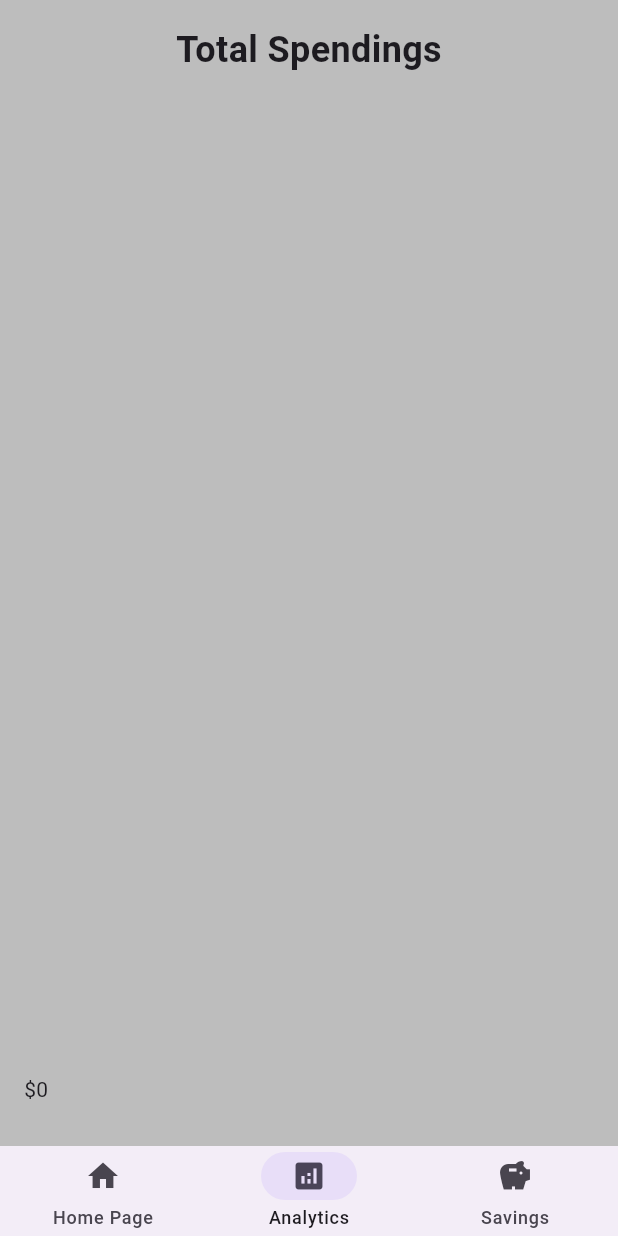
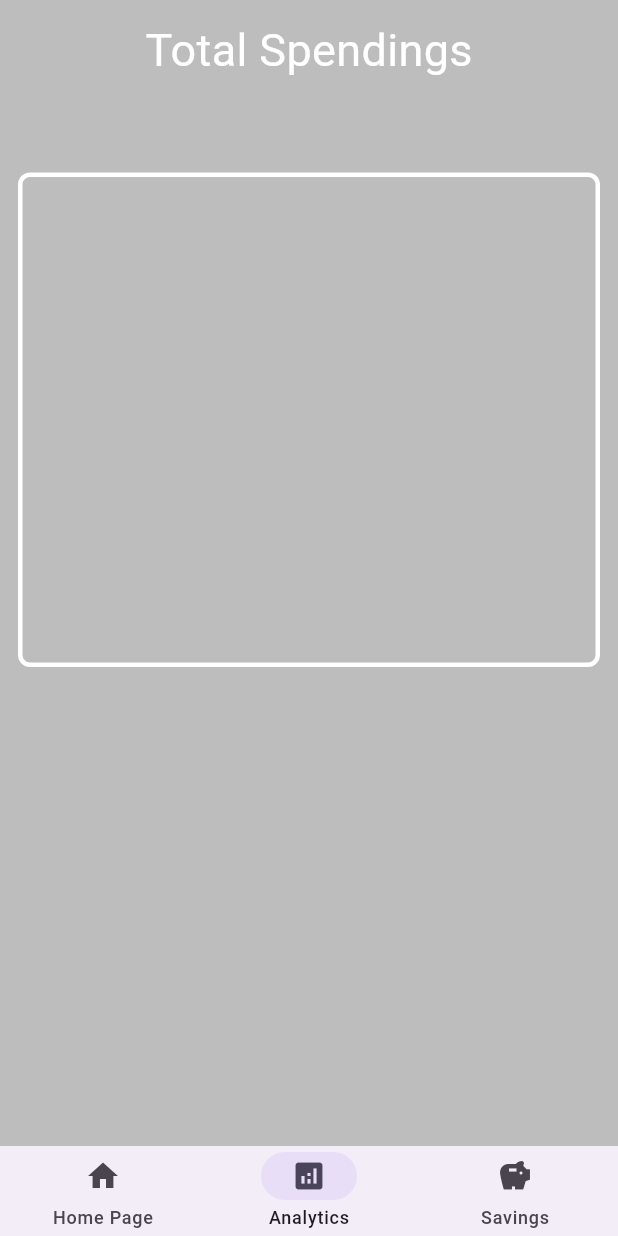
Before and after one commit to NyimaG/Finance_App, a Flutter app: the screen it shows after launch, item 2 of the bottom bar chosen, on a phone screen of 412 x 824 dp. Run offline on Flutter 3.47's test engine with Material 3 defaults, Android fonts, the phone set to English and light mode, and no system bars; drawn by our look-alikes of fl_chart; our stand-ins replace sqflite; accounts and stored records are empty.

Commit message:
updated ui for analytics

```diff
--- a/lib/analytics.dart
+++ b/lib/analytics.dart
@@ -16,17 +16,29 @@ class AnalyticsPage extends StatelessWidget {
               double.parse(expense.amount);
     }
 
+    final screenHeight = MediaQuery.of(context).size.height;
+
     return Scaffold(
       body: Padding(
-        padding: const EdgeInsets.all(16.0),
+        padding: const EdgeInsets.all(12.0),
         child: Column(
           children: [
             Text(
               'Total Spendings',
-              style: TextStyle(fontSize: 24, fontWeight: FontWeight.bold),
+              style: TextStyle(fontSize: 30.0, color: Colors.white),
             ),
-            SizedBox(height: 20),
-            Expanded(
+            SizedBox(height: 60),
+            Container(
+              height: screenHeight / 2.5,
+              decoration: BoxDecoration(
+                border: Border.all(
+                  color: Colors.white,
+                  width: 3.0,
+                ),
+                borderRadius: BorderRadius.circular(8.0),
+              ),
+              child: Padding(
+                padding: const EdgeInsets.all(8.0),
                 child: BarChart(
                   BarChartData(
                       alignment: BarChartAlignment.spaceAround,
@@ -38,6 +50,7 @@ class AnalyticsPage extends StatelessWidget {
                               toY: entry.value,
                               color: Colors.blue,
                               width: 15,
+                              borderRadius: BorderRadius.circular(4),
                             ),
                           ],
                           showingTooltipIndicators: [0],
@@ -50,33 +63,29 @@ class AnalyticsPage extends StatelessWidget {
                             getTitlesWidget: (index, _) {
                               final category =
                                   categoryTotals.keys.elementAt(index.toInt());
-                          return Text(category, style: TextStyle(fontSize: 12));
+                              return Text(category,
+                                  style: TextStyle(fontSize: 12));
                             },
                           ),
                         ),
                         rightTitles: AxisTitles(
-                      sideTitles: SideTitles(
-                        showTitles: false,
-                      ),
+                          sideTitles: SideTitles(showTitles: false),
                         ),
                         topTitles: AxisTitles(
-                      sideTitles: SideTitles(
-                        showTitles: false,
-                      ),
+                          sideTitles: SideTitles(showTitles: false),
                         ),
                         leftTitles: AxisTitles(
-                      sideTitles: SideTitles(
-                        showTitles: true,
-                        reservedSize: 40,
-                        interval: 50,
-                        getTitlesWidget: (value, _) {
-                          return Text('\$${value.toStringAsFixed(0)}');
-                        },
-                      ),
+                          sideTitles: SideTitles(showTitles: false),
                         ),
                       ),
                       gridData: FlGridData(show: false),
                       borderData: FlBorderData(show: false),
+                      barTouchData: BarTouchData(
+                          touchTooltipData: BarTouchTooltipData(
+                        fitInsideHorizontally: true,
+                        fitInsideVertically: true,
+                        tooltipMargin: 10,
+                      ))),
                 ),
               ),
             ),
--- a/lib/main.dart
+++ b/lib/main.dart
@@ -131,7 +131,6 @@ class _MyHomePageState extends State<HomePage> {
   }
 
   Widget _buildHomeContent() {
-    // Display expenses in various categories
     return SingleChildScrollView(
       child: Column(
         children: <Widget>[
```
Lines whose indentation alone changed are shown as unchanged.
